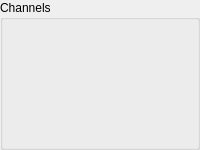
Above: src/ChannelsWidget.ui from ManiVaultStudio/DimensionsViewerPlugin before the change. Below: the same form after it.
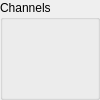
That is the form after the change. Custom widgets are drawn as their Qt base class.

The edit to the form file:
```diff
--- a/src/ChannelsWidget.ui
+++ b/src/ChannelsWidget.ui
@@ -6,12 +6,12 @@
    <rect>
     <x>0</x>
     <y>0</y>
-    <width>200</width>
-    <height>150</height>
+    <width>100</width>
+    <height>100</height>
    </rect>
   </property>
   <property name="sizePolicy">
-   <sizepolicy hsizetype="Minimum" vsizetype="Preferred">
+   <sizepolicy hsizetype="Minimum" vsizetype="Maximum">
     <horstretch>0</horstretch>
     <verstretch>0</verstretch>
    </sizepolicy>
```
